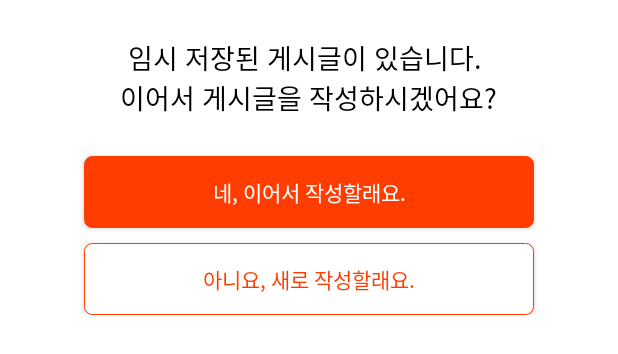
After one commit to Lee-Jun-Young/DaangnMarket, an Android app: the layout addlife_custom_dialog.xml on its own in the app's theme, with its tools: preview values and no code run, on a phone screen of 412 x 824 dp. The commit adds this screen. Shown: the top 354 px of the screen. Run offline under Robolectric (Android 15) with nearby library versions, the phone set to English and light mode, and no system bars.

Commit message:
AddLifeActivity 임시저장 데이터 있을 경우 띄우는 Dialog 구현

```diff
--- /dev/null
+++ b/app/src/main/res/drawable/add_ife_dialog_positive_round.xml
@@ -0,0 +1,10 @@
+<?xml version="1.0" encoding="utf-8"?>
+<shape xmlns:android="http://schemas.android.com/apk/res/android">
+    <stroke
+        android:width="0.5dp"
+        android:color="@color/addLifeCustomDialogColor" />
+    <corners android:radius="5dp" />
+
+    <solid android:color="@color/addLifeCustomDialogColor" />
+
+</shape>
--- /dev/null
+++ b/app/src/main/res/drawable/add_life_dialog_negative_round.xml
@@ -0,0 +1,10 @@
+<?xml version="1.0" encoding="utf-8"?>
+<shape xmlns:android="http://schemas.android.com/apk/res/android">
+    <stroke
+        android:width="0.5dp"
+        android:color="@color/addLifeCustomDialogColor" />
+    <corners android:radius="5dp" />
+
+    <solid android:color="@color/white" />
+
+</shape>
--- a/app/src/main/res/layout/activity_add_life.xml
+++ b/app/src/main/res/layout/activity_add_life.xml
@@ -25,6 +25,8 @@
             <LinearLayout
                 android:layout_width="match_parent"
                 android:layout_height="wrap_content"
+                android:focusable="true"
+                android:focusableInTouchMode="true"
                 android:orientation="horizontal">
 
                 <ImageView
--- /dev/null
+++ b/app/src/main/res/layout/addlife_custom_dialog.xml
@@ -0,0 +1,37 @@
+<?xml version="1.0" encoding="utf-8"?>
+<LinearLayout xmlns:android="http://schemas.android.com/apk/res/android"
+    android:layout_width="match_parent"
+    android:layout_height="wrap_content"
+    android:gravity="center"
+    android:orientation="vertical"
+    android:padding="15dp">
+
+    <TextView
+        android:layout_width="wrap_content"
+        android:layout_height="wrap_content"
+        android:gravity="center_horizontal"
+        android:textColor="@color/black"
+        android:paddingTop="10dp"
+        android:paddingBottom="10dp"
+        android:textSize="18dp"
+        android:text="@string/addLife_customDialogContentText" />
+
+    <androidx.appcompat.widget.AppCompatButton
+        android:id="@+id/btn_positive"
+        android:layout_width="300dp"
+        android:layout_height="wrap_content"
+        android:layout_marginTop="15dp"
+        android:background="@drawable/add_ife_dialog_positive_round"
+        android:text="@string/addLife_customDialogPositiveButtonText"
+        android:textColor="@color/white" />
+
+    <androidx.appcompat.widget.AppCompatButton
+        android:id="@+id/btn_negative"
+        android:layout_width="300dp"
+        android:layout_height="wrap_content"
+        android:layout_marginTop="10dp"
+        android:background="@drawable/add_life_dialog_negative_round"
+        android:text="@string/addLife_customDialogNegativeButtonText"
+        android:textColor="@color/addLifeCustomDialogColor" />
+
+</LinearLayout>
--- a/app/src/main/res/values/colors.xml
+++ b/app/src/main/res/values/colors.xml
@@ -14,4 +14,8 @@
 
     <!-- CategoryOptionActivity -->
     <color name="subTitleBackgroundColor">#EFF2F3</color>
+
+    <!-- AddLifeCustomDialog -->
+    <color name="addLifeCustomDialogColor">#FF3D00</color>
+
 </resources>
--- a/app/src/main/res/values/strings.xml
+++ b/app/src/main/res/values/strings.xml
@@ -46,4 +46,10 @@
     <string name="activityCategoryOption_firstSubTitle_firstText">우리동네질문</string>
     <string name="activityCategoryOption_firstSubTitle_secondText">동네사건사고</string>
     <string name="activityCategoryOption_secondSubTitle">내 관심 주제</string>
+
+    <!-- AddLifeCustomDialog -->
+    <string name="addLife_customDialogContentText">임시 저장된 게시글이 있습니다. \n이어서 게시글을 작성하시겠어요?</string>
+    <string name="addLife_customDialogPositiveButtonText">네, 이어서 작성할래요.</string>
+    <string name="addLife_customDialogNegativeButtonText">아니요, 새로 작성할래요.</string>
+
 </resources>
```
Also changed, not shown: app/src/main/java/com/smparkworld/daangnmarket/ui/main/addLife/AddLifeActivity.kt (+32 -6 lines), app/src/main/java/com/smparkworld/daangnmarket/ui/main/life/LifeFragment.kt (+0 -7 lines).
